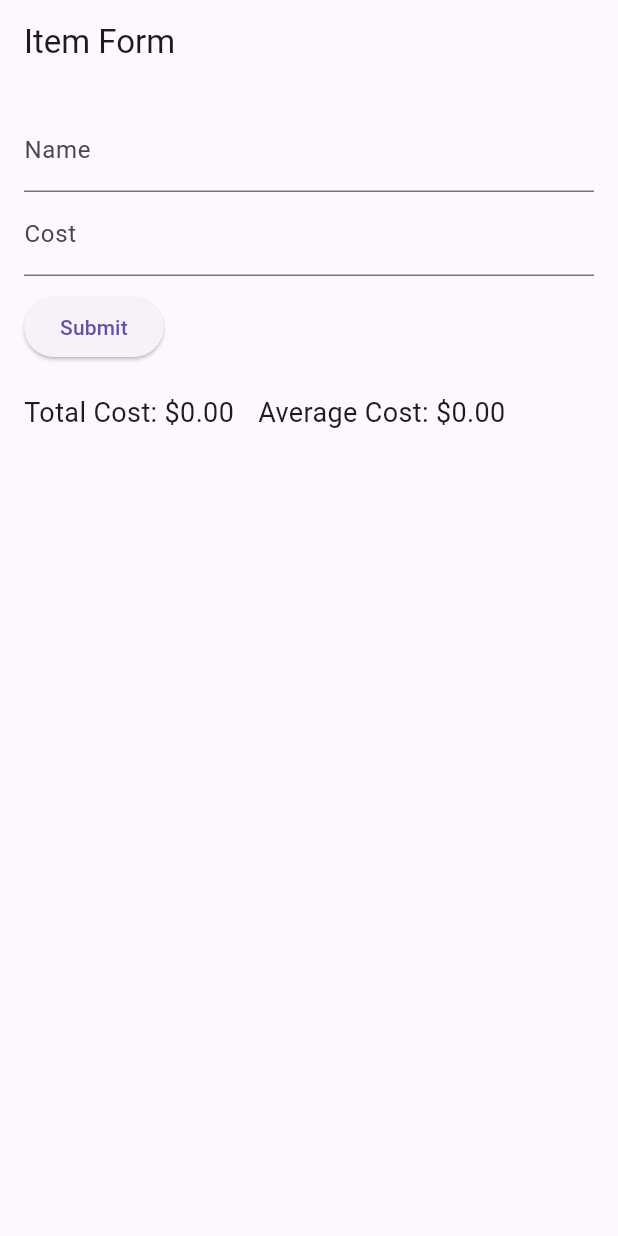
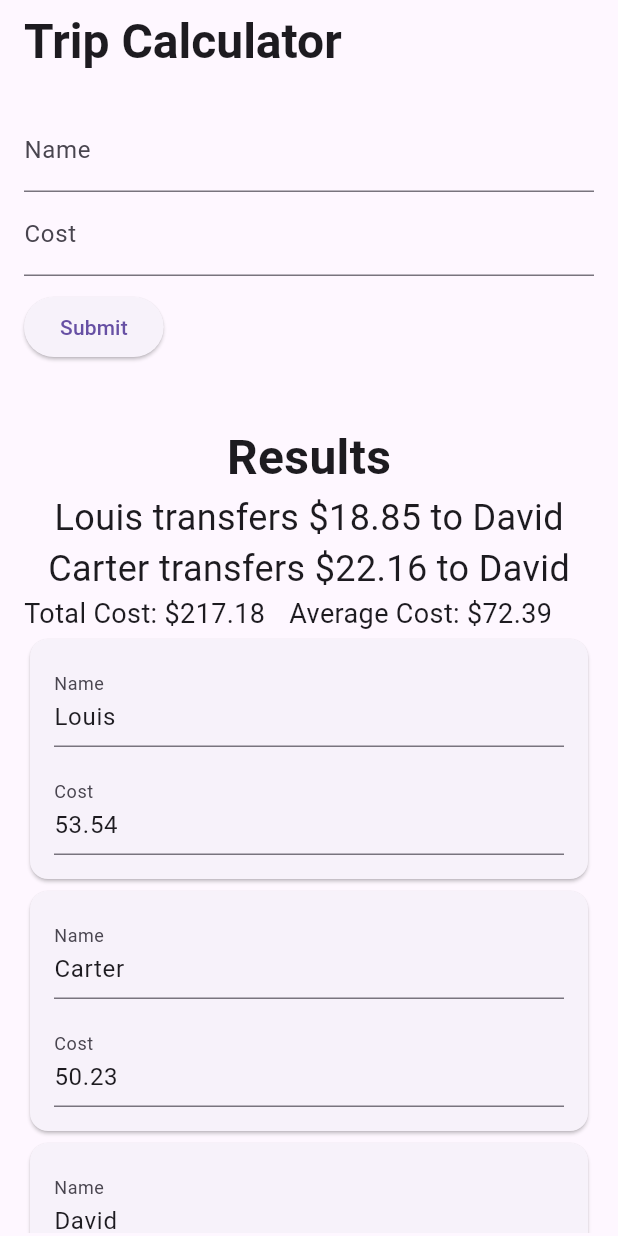
Before and after one commit to TTeuber/trip_calculator, a Flutter app: the screen it shows after launch, on a phone screen of 412 x 824 dp. Run offline on Flutter 3.47's test engine with Material 3 defaults, Android fonts, the phone set to English and light mode, and no system bars.

Commit message:
fixed initial data bug

```diff
--- a/lib/calculator.dart
+++ b/lib/calculator.dart
@@ -12,7 +12,6 @@ import 'item.dart';
 /// - Returns a list of strings describing the cost transfer transactions between items.
 ///
 List<String> calculator(List<Item> items) {
-
   List<String> results = [];
 
   double averageCost =
@@ -48,5 +47,5 @@ List<String> calculator(List<Item> items) {
   }
 
   /// Return the list of transaction descriptions detailing the redistribution process.
-  return results;
+  return results.toList();
 }
--- a/lib/item.dart
+++ b/lib/item.dart
@@ -13,4 +13,8 @@ class Item {
   static String generateID() {
     return DateTime.now().millisecondsSinceEpoch.toString();
   }
+
+  void show() {
+    print('Name: $name, Cost: $cost, ID: $id');
+  }
 }
--- a/lib/main.dart
+++ b/lib/main.dart
@@ -31,14 +31,27 @@ class ItemFormState extends State<ItemForm> {
   final TextEditingController _nameController = TextEditingController();
   final TextEditingController _costController = TextEditingController();
   List<Item> items = [];
+
+  @override void initState() {
+    super.initState();
+    items = [
+      Item('Louis', 53.54, '1'),
+      Item('Carter', 50.23, '2'),
+      Item('David', 113.41, '3'),
+    ];
+    averageCost = items.map((item) => item.cost).reduce((a, b) => a + b) / items.length;
+    totalCost = items.map((item) => item.cost).reduce((a, b) => a + b);
+    results = calculator(items.map((item) => item.clone()).toList());
+  }
+
   void onItemUpdated(Item updatedItem) {
     setState(() {
       final index = items.indexWhere((item) => item.id == updatedItem.id);
       if (index != -1) {
-        items[index] = updatedItem;
+        items[index] = updatedItem.clone();
       }
       averageCost = items.map((item) => item.cost).reduce((a, b) => a + b) / items.length;
-
+      totalCost = items.map((item) => item.cost).reduce((a, b) => a + b);
       results = calculator(items.map((item) => item.clone()).toList());
     });
   }
@@ -94,11 +107,10 @@ class ItemFormState extends State<ItemForm> {
   @override
   Widget build(BuildContext context) {
     return Scaffold(
-      appBar: AppBar(title: Text('Item Form')),
-      body: Padding(
+      appBar: AppBar(title: Text('Trip Calculator', style: TextStyle(fontSize: 32, fontWeight: FontWeight.bold))),
+      body: SingleChildScrollView(
         padding: EdgeInsets.all(16.0),
-        child: SingleChildScrollView(
-          child: Column(
+        child: Column(
             crossAxisAlignment: CrossAxisAlignment.start,
           children: [
             TextField(
@@ -118,6 +130,13 @@ class ItemFormState extends State<ItemForm> {
               child: Text('Submit'),
             ),
             SizedBox(height: 20),
+            if (results.isNotEmpty) ...[
+              SizedBox(height: 20),
+              Center(
+                child: Text('Results', style: TextStyle(fontSize: 32, fontWeight: FontWeight.bold)),
+              ),
+              ...results.map((result) => Center(child: Text(result, style: TextStyle(fontSize: 24)))),
+            ],
             Row(
               children: [
                 Text('Total Cost: \$${totalCost.toStringAsFixed(2)}', style: TextStyle(fontSize: 18)),
@@ -125,19 +144,17 @@ class ItemFormState extends State<ItemForm> {
                 Text('Average Cost: \$${averageCost.toStringAsFixed(2)}', style: TextStyle(fontSize: 18)),
               ],
             ),
-            // ...items.map((item) => Text("${item.name} - ${item.cost}")),
-            ...items.map((item) => ItemDisplay(item: item, onItemUpdated: onItemUpdated)),
-            if (results.isNotEmpty) ...[
-              SizedBox(height: 20),
-              Center(
-                child: Text('Results', style: TextStyle(fontSize: 32, fontWeight: FontWeight.bold)),
+            ConstrainedBox(
+              constraints: BoxConstraints(minHeight: 200.0, maxHeight: 400.0),
+              // height: 300.0, // Specify an explicit height for scrollable content
+              child: SingleChildScrollView(
+                child: Column(
+                  children: items.map((item) => ItemDisplay(item: item, onItemUpdated: onItemUpdated)).toList(),
+                ),
               ),
-              ...results.map((result) => Center(child: Text(result, style: TextStyle(fontSize: 24)))),
-            ]
-          ],
-          ),
+            ),
+          ]),
         ),
-      ),
-    );
+      );
   }
 }
```
